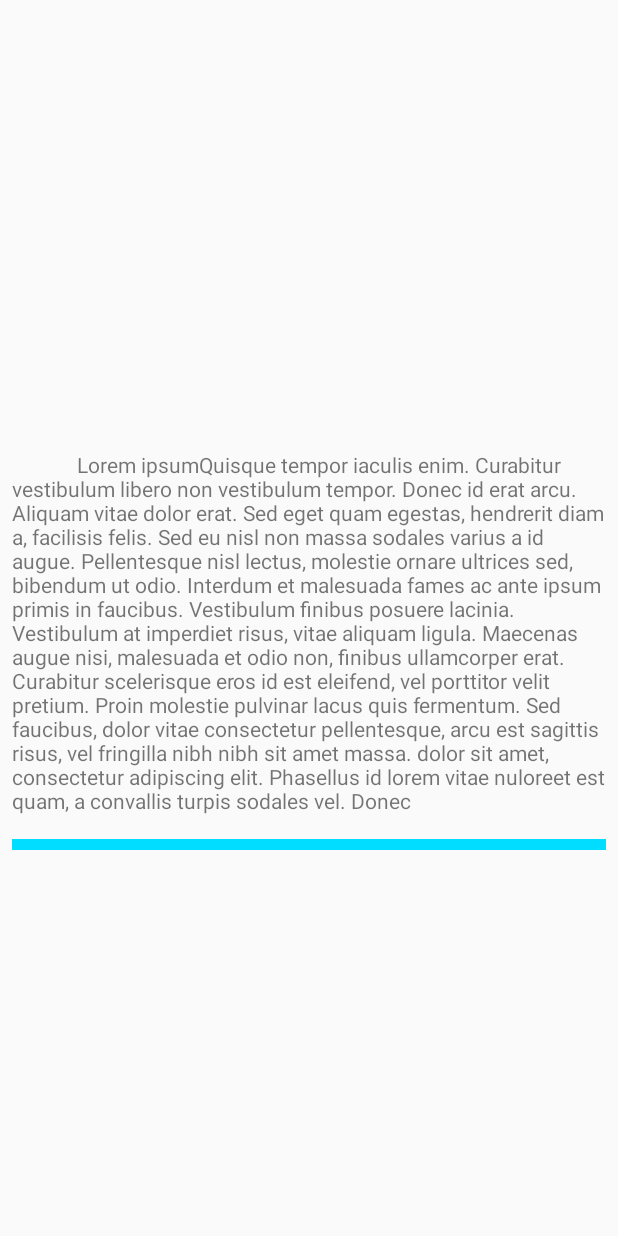
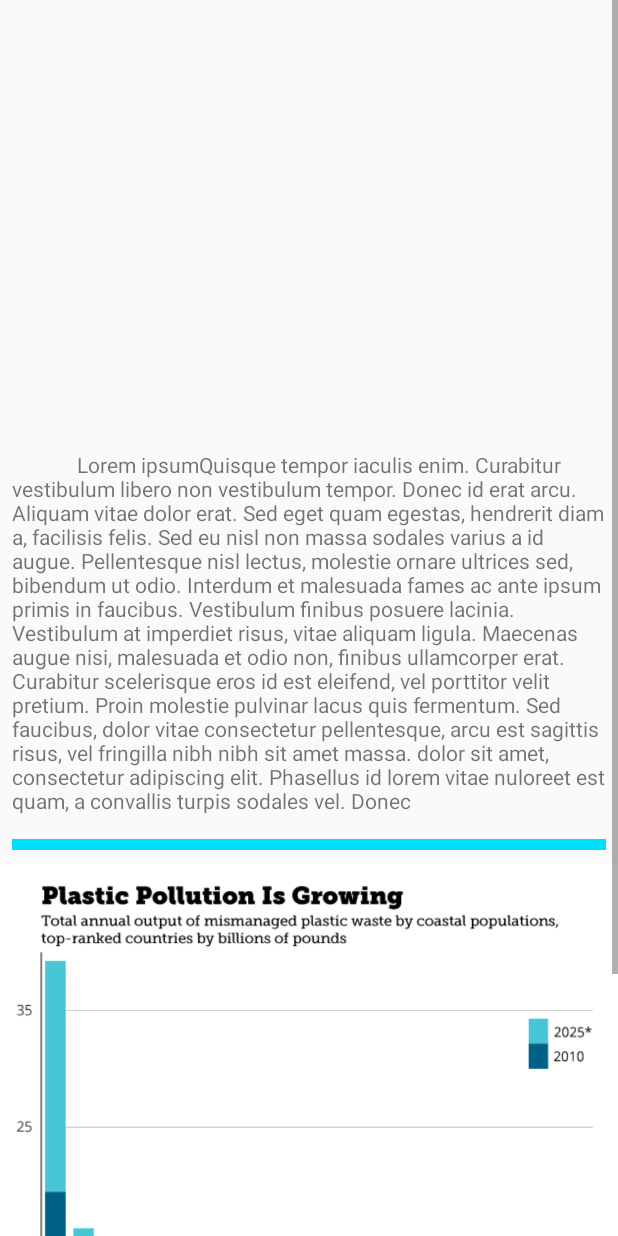
Before and after one commit to nasko25/Barcode, an Android app: the layout activity_get_material_information.xml on its own in the app's theme, with its tools: preview values and no code run, on a phone screen of 412 x 824 dp. Run offline under Robolectric (Android 15) with nearby library versions, the phone set to English and light mode, and no system bars.

Commit message:
Added a new image.

```diff
--- a/app/src/main/res/layout/activity_get_material_information.xml
+++ b/app/src/main/res/layout/activity_get_material_information.xml
@@ -44,6 +44,12 @@
                 app:layout_constraintStart_toStartOf="parent"
                 app:layout_constraintTop_toTopOf="parent"
                 app:layout_constraintVertical_bias="0.548" />
+
+            <ImageView
+                android:id="@+id/chart_image"
+                android:layout_width="match_parent"
+                android:layout_height="471dp"
+                app:srcCompat="@drawable/plastic_chart_21" />
         </LinearLayout>
     </ScrollView>
 
```
Also changed, not shown: app/src/main/res/drawable-v24/plastic_chart_21.jpg (added).
